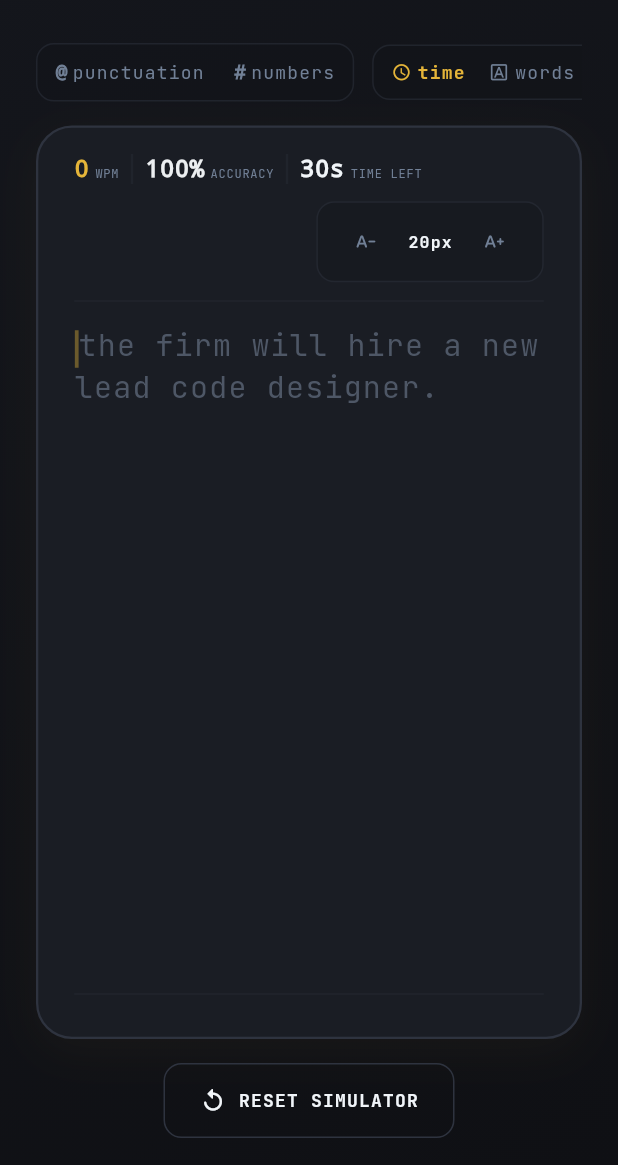
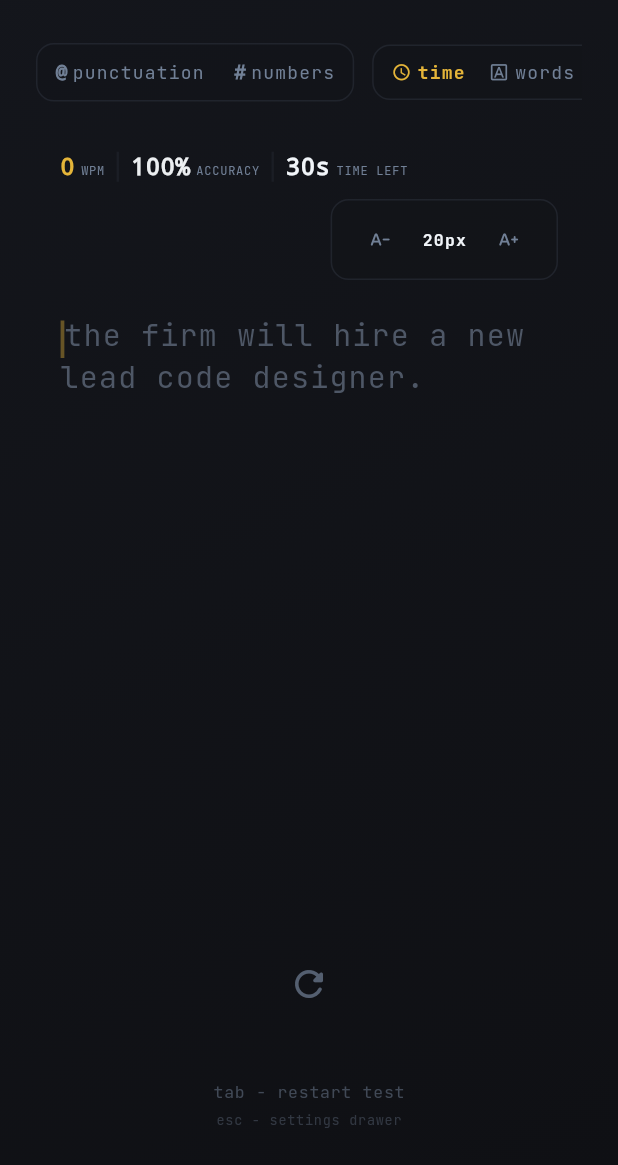
Before and after one commit to Humxa687/IT-TYPES, a Flutter app: the screen it shows after launch, on a phone screen of 412 x 824 dp, the part 71-1236 px from its top. Run offline on Flutter 3.47's test engine with Material 3 defaults, Android fonts, the phone set to English and light mode, and no system bars; our stand-ins replace audioplayers, google_fonts, shared_preferences.

Commit message:
IT TYPES: Redesign main typing panel to a cardless floating interface matching uploaded screenshot

```diff
--- a/lib/screens/game_screen.dart
+++ b/lib/screens/game_screen.dart
@@ -1,5 +1,6 @@
 import 'package:flutter/material.dart';
 import 'package:provider/provider.dart';
+import 'package:flutter/services.dart';
 import '../providers/game_state.dart';
 import '../providers/theme_provider.dart';
 import '../widgets/typing_text_display.dart';
@@ -18,13 +19,29 @@ class GameScreen extends StatefulWidget {
 
 class _GameScreenState extends State<GameScreen> {
   final GlobalKey<ScaffoldState> _scaffoldKey = GlobalKey<ScaffoldState>();
-  final FocusNode _focusNode = FocusNode();
+  late final FocusNode _focusNode;
   final TextEditingController _textController = TextEditingController();
   late GameState _gameState;
 
   @override
   void initState() {
     super.initState();
+    _focusNode = FocusNode(onKeyEvent: (node, event) {
+      final eventStr = event.runtimeType.toString();
+      if (eventStr.contains('Down')) {
+        if (event.logicalKey == LogicalKeyboardKey.tab) {
+          final state = Provider.of<GameState>(context, listen: false);
+          state.initGame();
+          _textController.clear();
+          _focusNode.requestFocus();
+          return KeyEventResult.handled;
+        } else if (event.logicalKey == LogicalKeyboardKey.escape) {
+          _scaffoldKey.currentState?.openEndDrawer();
+          return KeyEventResult.handled;
+        }
+      }
+      return KeyEventResult.ignored;
+    });
     WidgetsBinding.instance.addPostFrameCallback((_) {
       _focusNode.requestFocus();
       _gameState = Provider.of<GameState>(context, listen: false);
@@ -330,26 +347,13 @@ class _GameScreenState extends State<GameScreen> {
                       ),
                       const SizedBox(height: 16),
 
-                      // Main centered dashboard card
+                      // Main centered typing container (Cardless, floating layout matching Monkeytype)
                       Expanded(
-                        child: Container(
-                          padding: const EdgeInsets.symmetric(horizontal: 24, vertical: 16),
-                          decoration: BoxDecoration(
-                            color: themeProvider.cardColor,
-                            borderRadius: BorderRadius.circular(24),
-                            border: Border.all(color: themeProvider.borderColor, width: 1.5),
-                            boxShadow: [
-                              BoxShadow(
-                                color: themeProvider.accentColor.withOpacity(0.04),
-                                blurRadius: 25,
-                                offset: const Offset(0, 8),
-                              ),
-                            ],
-                          ),
+                        child: Padding(
+                          padding: const EdgeInsets.symmetric(horizontal: 16, vertical: 16),
                           child: Column(
                             crossAxisAlignment: CrossAxisAlignment.stretch,
                             children: [
-                              // Sleek Minimalist Stats & Sizing Ribbon
                               // Sleek Minimalist Stats & Sizing Ribbon
                               LayoutBuilder(
                                 builder: (context, constraints) {
@@ -377,9 +381,7 @@ class _GameScreenState extends State<GameScreen> {
                                   }
                                 },
                               ),
-                              const SizedBox(height: 12),
-                              Container(height: 1.0, color: themeProvider.borderColor.withOpacity(0.3)),
-                              const SizedBox(height: 16),
+                              const SizedBox(height: 24),
 
                               // Typing Area
                               Expanded(
@@ -413,7 +415,7 @@ class _GameScreenState extends State<GameScreen> {
                                     if (!_focusNode.hasFocus)
                                       Positioned.fill(
                                         child: Container(
-                                          color: themeProvider.backgroundColor.withOpacity(0.85),
+                                          color: themeProvider.backgroundColor.withOpacity(0.9),
                                           child: Center(
                                             child: Text(
                                               'CLICK OR TAP HERE TO START TYPING',
@@ -429,41 +431,52 @@ class _GameScreenState extends State<GameScreen> {
                                   ],
                                 ),
                               ),
+                              const SizedBox(height: 16),
 
-                              const SizedBox(height: 12),
-                              Container(height: 1.0, color: themeProvider.borderColor.withOpacity(0.3)),
+                              // Central Restart Button
+                              Center(
+                                child: IconButton(
+                                  icon: Icon(Icons.refresh_rounded, color: themeProvider.subtextColor.withOpacity(0.7), size: 28),
+                                  tooltip: 'Restart Test',
+                                  onPressed: () {
+                                    gameState.initGame();
+                                    _textController.clear();
+                                    _focusNode.requestFocus();
+                                  },
+                                ),
+                              ),
                               const SizedBox(height: 12),
 
-                              // On-screen Virtual Keyboard Overlay
+                              // On-screen Virtual Keyboard Overlay (Only visible on non-mobile viewports)
                               const VirtualKeyboard(),
                             ],
                           ),
                         ),
                       ),
-                      const SizedBox(height: 16),
+                      const SizedBox(height: 12),
 
-                      // Bottom actions
-                      OutlinedButton.icon(
-                        style: OutlinedButton.styleFrom(
-                          side: BorderSide(color: themeProvider.borderColor),
-                          foregroundColor: themeProvider.textColor,
-                          padding: const EdgeInsets.symmetric(horizontal: 24, vertical: 16),
-                          shape: RoundedRectangleBorder(
-                            borderRadius: BorderRadius.circular(12),
+                      // Bottom keyboard shortcut guides
+                      Column(
+                        mainAxisSize: MainAxisSize.min,
+                        children: [
+                          Text(
+                            'tab - restart test',
+                            style: themeProvider.getMonospaceTextStyle(fontSize: 11).copyWith(
+                                  color: themeProvider.subtextColor.withOpacity(0.5),
+                                  letterSpacing: 0.5,
+                                ),
                           ),
-                        ),
-                        onPressed: () {
-                          gameState.initGame();
-                          _textController.clear();
-                          _focusNode.requestFocus();
-                        },
-                        icon: const Icon(Icons.replay_rounded),
-                        label: Text(
-                          'RESET SIMULATOR',
-                          style: themeProvider.getMonospaceTextStyle(fontSize: 12, fontWeight: FontWeight.bold),
-                        ),
+                          const SizedBox(height: 4),
+                          Text(
+                            'esc - settings drawer',
+                            style: themeProvider.getMonospaceTextStyle(fontSize: 9).copyWith(
+                                  color: themeProvider.subtextColor.withOpacity(0.35),
+                                  letterSpacing: 0.5,
+                                ),
+                          ),
+                        ],
                       ),
-                      const SizedBox(height: 6),
+                      const SizedBox(height: 12),
                     ],
                   ),
                 ),
```
Also changed, not shown: 1 other file.
